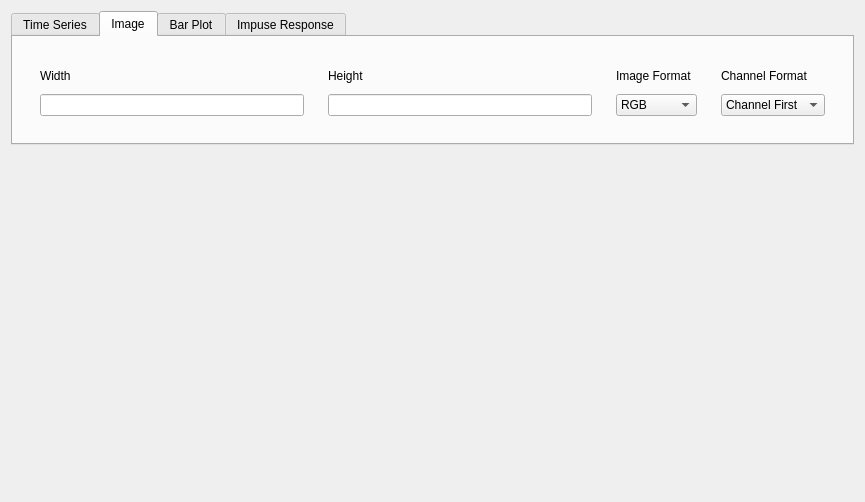
Qt form rena/ui/OptionsWindowPlotFormatWidget.ui (PhysioLabXR/PhysioLabXR-Community) before a commit.
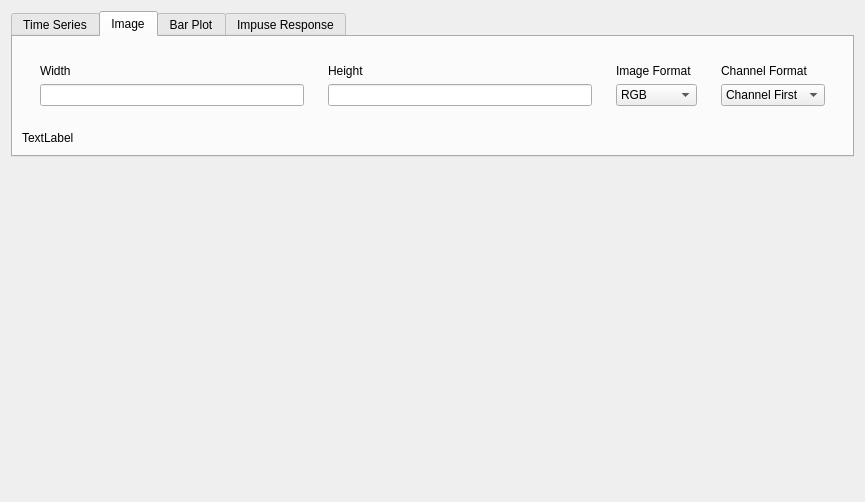
The same form after that commit. The open tabs and pages were chosen to show the change.

Commit message: update image format to settings and update image infobox

Diff of the .ui file:
```diff
--- a/rena/ui/OptionsWindowPlotFormatWidget.ui
+++ b/rena/ui/OptionsWindowPlotFormatWidget.ui
@@ -169,6 +169,13 @@
          </layout>
         </widget>
        </item>
+       <item>
+        <widget class="QLabel" name="imageFormatInfoLabel">
+         <property name="text">
+          <string>TextLabel</string>
+         </property>
+        </widget>
+       </item>
       </layout>
      </widget>
      <widget class="QWidget" name="bar_plot">
```
Left out of the diff: 2 changed lines with no effect on the pictures. The commit also changes 7 other files.
